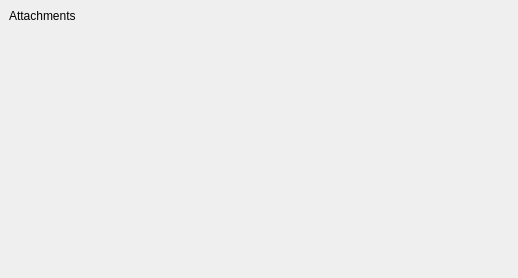
This is incidenceeditors/incidenceeditor-ng/eventortodomoremobile.ui in chusopr/kdepim-ktimetracker-akonadi as Qt 5 draws it before an edit. The edited form follows.
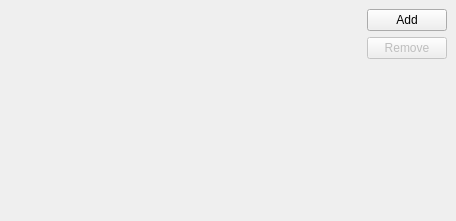
This is the edited form. The open tabs and pages were chosen to show the change. Custom widgets are drawn as their Qt base class.

Commit message: Prepare attachment widget and controller for mobile UI

Patch:
```diff
--- a/incidenceeditors/incidenceeditor-ng/eventortodomoremobile.ui
+++ b/incidenceeditors/incidenceeditor-ng/eventortodomoremobile.ui
@@ -6,8 +6,8 @@
    <rect>
     <x>0</x>
     <y>0</y>
-    <width>518</width>
-    <height>278</height>
+    <width>449</width>
+    <height>221</height>
    </rect>
   </property>
   <property name="windowTitle">
@@ -750,23 +750,67 @@
    </layout>
   </widget>
   <widget class="QWidget" name="page_4">
-   <layout class="QVBoxLayout" name="verticalLayout">
-    <item>
-     <widget class="QLabel" name="label_5">
+   <layout class="QGridLayout" name="gridLayout_5">
+    <item row="0" column="0" rowspan="3">
+     <widget class="QWidget" name="mAttachmentViewPlaceHolder" native="true">
+      <property name="sizePolicy">
+       <sizepolicy hsizetype="MinimumExpanding" vsizetype="Expanding">
+        <horstretch>0</horstretch>
+        <verstretch>0</verstretch>
+       </sizepolicy>
+      </property>
+     </widget>
+    </item>
+    <item row="0" column="1">
+     <widget class="QPushButton" name="mAddButton">
+      <property name="sizePolicy">
+       <sizepolicy hsizetype="Minimum" vsizetype="Fixed">
+        <horstretch>0</horstretch>
+        <verstretch>0</verstretch>
+       </sizepolicy>
+      </property>
+      <property name="toolTip">
+       <string extracomment="@info:tooltip">Add an attachment</string>
+      </property>
+      <property name="whatsThis">
+       <string extracomment="@info:whatsthis">Shows a dialog used to select an attachment to add to this event or to-do as link or as inline data.</string>
+      </property>
       <property name="text">
-       <string>Attachments</string>
+       <string>Add</string>
       </property>
      </widget>
     </item>
-    <item>
-     <spacer name="verticalSpacer">
+    <item row="1" column="1">
+     <widget class="QPushButton" name="mRemoveButton">
+      <property name="enabled">
+       <bool>false</bool>
+      </property>
+      <property name="sizePolicy">
+       <sizepolicy hsizetype="Minimum" vsizetype="Fixed">
+        <horstretch>0</horstretch>
+        <verstretch>0</verstretch>
+       </sizepolicy>
+      </property>
+      <property name="toolTip">
+       <string extracomment="@info:tooltip">Remove the selected attachment</string>
+      </property>
+      <property name="whatsThis">
+       <string extracomment="@info:whatsthis">Removes the attachment selected in the list above from this event or to-do.</string>
+      </property>
+      <property name="text">
+       <string>Remove</string>
+      </property>
+     </widget>
+    </item>
+    <item row="2" column="1">
+     <spacer name="verticalSpacer_4">
       <property name="orientation">
        <enum>Qt::Vertical</enum>
       </property>
       <property name="sizeHint" stdset="0">
        <size>
         <width>20</width>
-        <height>270</height>
+        <height>154</height>
        </size>
       </property>
      </spacer>
```
Left out of the diff: 2 changed lines with no effect on the pictures. The commit also changes 4 other files.
